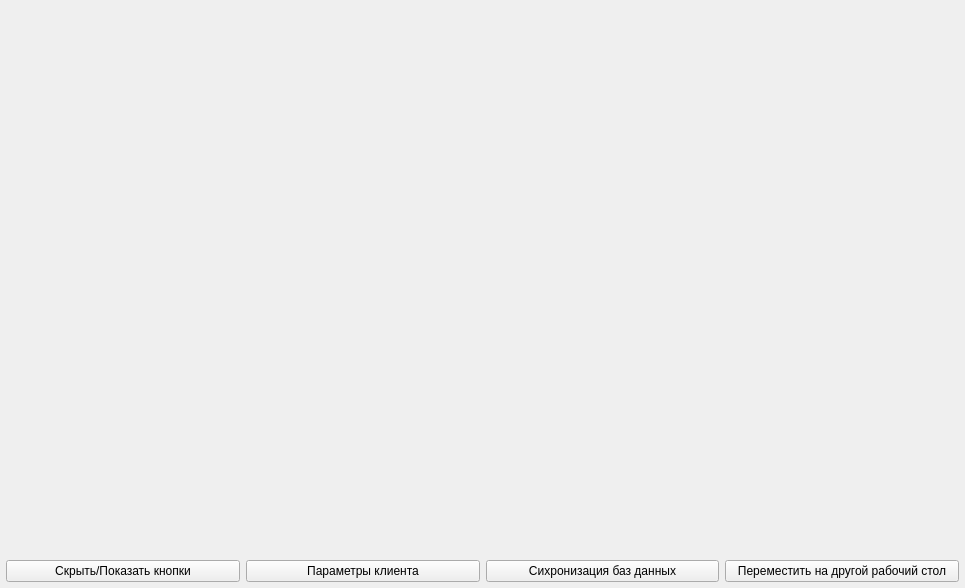
Old version of the form window.ui in the repository nechosa/cctv.
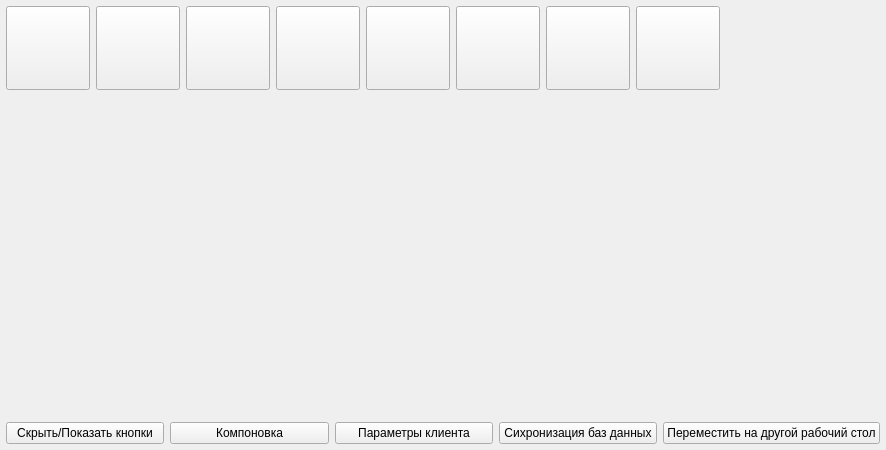
New version of the form. Icons and pictures are not drawn.

Diff of the .ui file:
```diff
--- a/window.ui
+++ b/window.ui
@@ -6,8 +6,8 @@
    <rect>
     <x>0</x>
     <y>0</y>
-    <width>965</width>
-    <height>588</height>
+    <width>886</width>
+    <height>450</height>
    </rect>
   </property>
   <property name="windowTitle">
@@ -941,10 +941,10 @@
    <property name="spacing">
     <number>6</number>
    </property>
-   <item row="0" column="0">
+   <item row="2" column="0">
     <widget class="QWidget" name="_wgt" native="true"/>
    </item>
-   <item row="1" column="0">
+   <item row="3" column="0">
     <layout class="QHBoxLayout" name="horizontalLayout">
      <item>
       <widget class="QPushButton" name="showbut">
@@ -953,6 +953,13 @@
        </property>
       </widget>
      </item>
+     <item>
+      <widget class="QPushButton" name="layout">
+       <property name="text">
+        <string>Компоновка</string>
+       </property>
+      </widget>
+     </item>
      <item>
       <widget class="QPushButton" name="param">
        <property name="text">
@@ -976,6 +983,199 @@
      </item>
     </layout>
    </item>
+   <item row="1" column="0">
+    <layout class="QHBoxLayout" name="horizontalLayout_2">
+     <item>
+      <widget class="QPushButton" name="bt_layout2_h">
+       <property name="minimumSize">
+        <size>
+         <width>84</width>
+         <height>34</height>
+        </size>
+       </property>
+       <property name="maximumSize">
+        <size>
+         <width>84</width>
+         <height>84</height>
+        </size>
+       </property>
+       <property name="styleSheet">
+        <string notr="true">image:url(:/icons/2_v.png);</string>
+       </property>
+       <property name="text">
+        <string/>
+       </property>
+      </widget>
+     </item>
+     <item>
+      <widget class="QPushButton" name="bt_layout2_v">
+       <property name="minimumSize">
+        <size>
+         <width>84</width>
+         <height>34</height>
+        </size>
+       </property>
+       <property name="maximumSize">
+        <size>
+         <width>84</width>
+         <height>84</height>
+        </size>
+       </property>
+       <property name="styleSheet">
+        <string notr="true">image:url(:/icons/2_h.png);</string>
+       </property>
+       <property name="text">
+        <string/>
+       </property>
+      </widget>
+     </item>
+     <item>
+      <widget class="QPushButton" name="bt_layout4">
+       <property name="minimumSize">
+        <size>
+         <width>84</width>
+         <height>34</height>
+        </size>
+       </property>
+       <property name="maximumSize">
+        <size>
+         <width>84</width>
+         <height>84</height>
+        </size>
+       </property>
+       <property name="styleSheet">
+        <string notr="true">image:url(:/icons/4_hv.png);</string>
+       </property>
+       <property name="text">
+        <string/>
+       </property>
+      </widget>
+     </item>
+     <item>
+      <widget class="QPushButton" name="bt_layout3_h">
+       <property name="minimumSize">
+        <size>
+         <width>84</width>
+         <height>34</height>
+        </size>
+       </property>
+       <property name="maximumSize">
+        <size>
+         <width>84</width>
+         <height>84</height>
+        </size>
+       </property>
+       <property name="styleSheet">
+        <string notr="true">image:url(:/icons/3_v.png);</string>
+       </property>
+       <property name="text">
+        <string/>
+       </property>
+      </widget>
+     </item>
+     <item>
+      <widget class="QPushButton" name="bt_layout3_v">
+       <property name="minimumSize">
+        <size>
+         <width>84</width>
+         <height>34</height>
+        </size>
+       </property>
+       <property name="maximumSize">
+        <size>
+         <width>84</width>
+         <height>84</height>
+        </size>
+       </property>
+       <property name="styleSheet">
+        <string notr="true">image:url(:/icons/3_h.png);</string>
+       </property>
+       <property name="text">
+        <string/>
+       </property>
+      </widget>
+     </item>
+     <item>
+      <widget class="QPushButton" name="bt_layout6">
+       <property name="minimumSize">
+        <size>
+         <width>84</width>
+         <height>34</height>
+        </size>
+       </property>
+       <property name="maximumSize">
+        <size>
+         <width>84</width>
+         <height>84</height>
+        </size>
+       </property>
+       <property name="styleSheet">
+        <string notr="true">image:url(:/icons/6_v.png);</string>
+       </property>
+       <property name="text">
+        <string/>
+       </property>
+      </widget>
+     </item>
+     <item>
+      <widget class="QPushButton" name="bt_layout4_h">
+       <property name="minimumSize">
+        <size>
+         <width>84</width>
+         <height>34</height>
+        </size>
+       </property>
+       <property name="maximumSize">
+        <size>
+         <width>84</width>
+         <height>84</height>
+        </size>
+       </property>
+       <property name="styleSheet">
+        <string notr="true">image:url(:/icons/4_v.png);</string>
+       </property>
+       <property name="text">
+        <string/>
+       </property>
+      </widget>
+     </item>
+     <item>
+      <widget class="QPushButton" name="bt_layout4_v">
+       <property name="minimumSize">
+        <size>
+         <width>84</width>
+         <height>34</height>
+        </size>
+       </property>
+       <property name="maximumSize">
+        <size>
+         <width>84</width>
+         <height>84</height>
+        </size>
+       </property>
+       <property name="styleSheet">
+        <string notr="true">image:url(:/icons/4_h.png);</string>
+       </property>
+       <property name="text">
+        <string/>
+       </property>
+      </widget>
+     </item>
+     <item>
+      <spacer name="horizontalSpacer">
+       <property name="orientation">
+        <enum>Qt::Horizontal</enum>
+       </property>
+       <property name="sizeHint" stdset="0">
+        <size>
+         <width>40</width>
+         <height>20</height>
+        </size>
+       </property>
+      </spacer>
+     </item>
+    </layout>
+   </item>
   </layout>
  </widget>
  <resources/>
```
Left out of the diff: 11 changed lines with no effect on the pictures.
